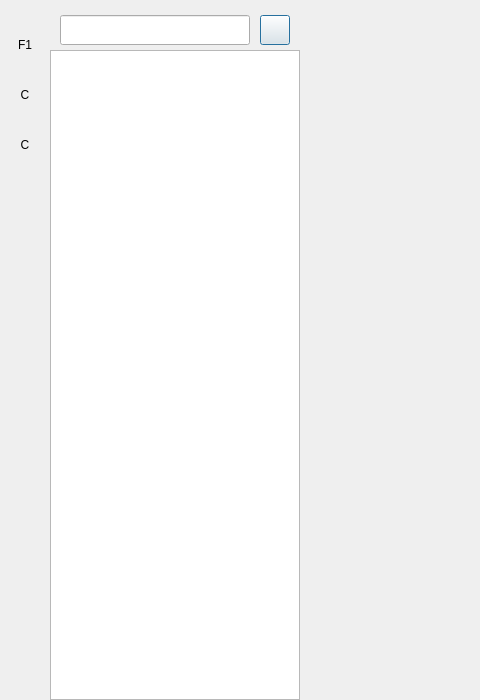
Before: the Qt Designer form chattingdlgmainframe.ui in Liupeter01/chatting-client, drawn with Qt 5; both pictures show x 0 to 480 and y 0 to 700 of the 1000 by 700 pixel window.
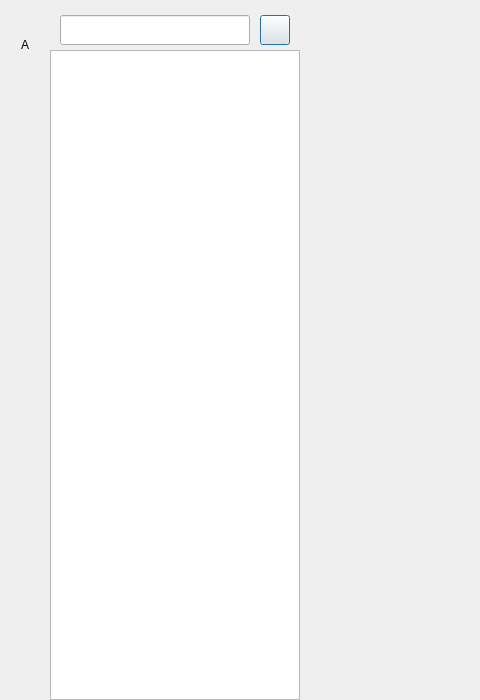
After: the same form once the commit is applied. Custom widgets are drawn as their Qt base class.

Commit message: 1.[MODIFY]:modify widget position 2.[ADD]:promot QLabel to sidebarwidget

```diff
--- a/chattingdlgmainframe.ui
+++ b/chattingdlgmainframe.ui
@@ -86,7 +86,7 @@
          </size>
         </property>
         <property name="text">
-         <string>F1</string>
+         <string>A</string>
         </property>
         <property name="alignment">
          <set>Qt::AlignmentFlag::AlignCenter</set>
@@ -104,13 +104,13 @@
         <property name="sizeHint" stdset="0">
          <size>
           <width>20</width>
-          <height>20</height>
+          <height>15</height>
          </size>
         </property>
        </spacer>
       </item>
       <item>
-       <widget class="QLabel" name="chatting_dialog">
+       <widget class="SideBarWidget" name="my_chat" native="true">
         <property name="minimumSize">
          <size>
           <width>30</width>
@@ -123,12 +123,6 @@
           <height>30</height>
          </size>
         </property>
-        <property name="text">
-         <string>C</string>
-        </property>
-        <property name="alignment">
-         <set>Qt::AlignmentFlag::AlignCenter</set>
-        </property>
        </widget>
       </item>
       <item>
@@ -142,13 +136,13 @@
         <property name="sizeHint" stdset="0">
          <size>
           <width>20</width>
-          <height>20</height>
+          <height>15</height>
          </size>
         </property>
        </spacer>
       </item>
       <item>
-       <widget class="QLabel" name="contact_list">
+       <widget class="SideBarWidget" name="my_contact" native="true">
         <property name="minimumSize">
          <size>
           <width>30</width>
@@ -161,12 +155,6 @@
           <height>30</height>
          </size>
         </property>
-        <property name="text">
-         <string>C</string>
-        </property>
-        <property name="alignment">
-         <set>Qt::AlignmentFlag::AlignCenter</set>
-        </property>
        </widget>
       </item>
       <item>
@@ -391,6 +379,12 @@
    <extends>QListWidget</extends>
    <header>mainframeshowlists.h</header>
   </customwidget>
+  <customwidget>
+   <class>SideBarWidget</class>
+   <extends>QWidget</extends>
+   <header location="global">sidebarwidget.h</header>
+   <container>1</container>
+  </customwidget>
  </customwidgets>
  <resources/>
  <connections/>
```
Left out of the diff: 2 changed lines with no effect on the pictures.
